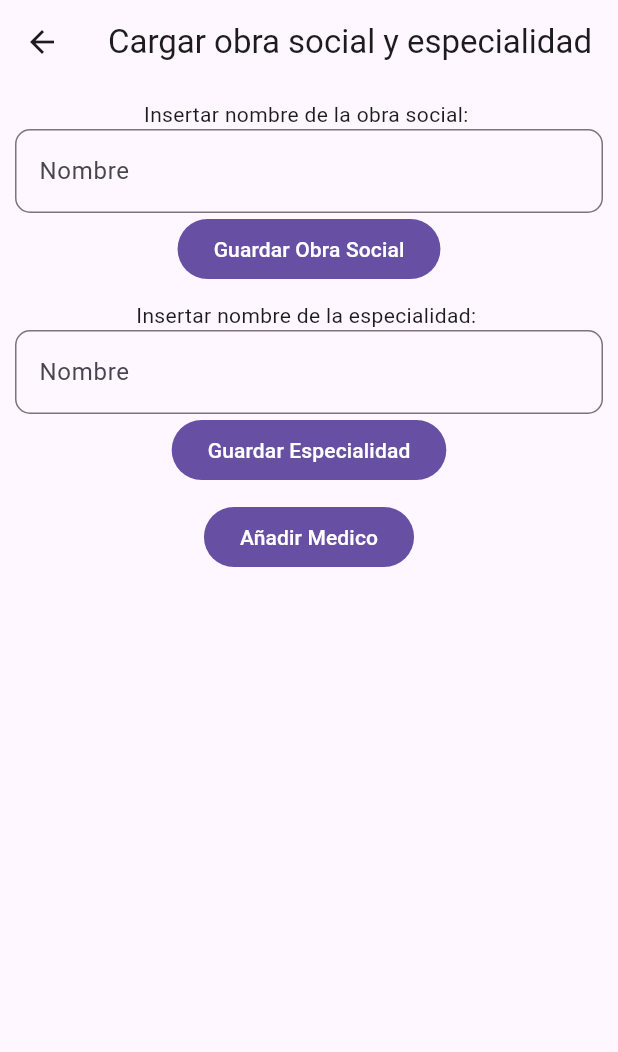
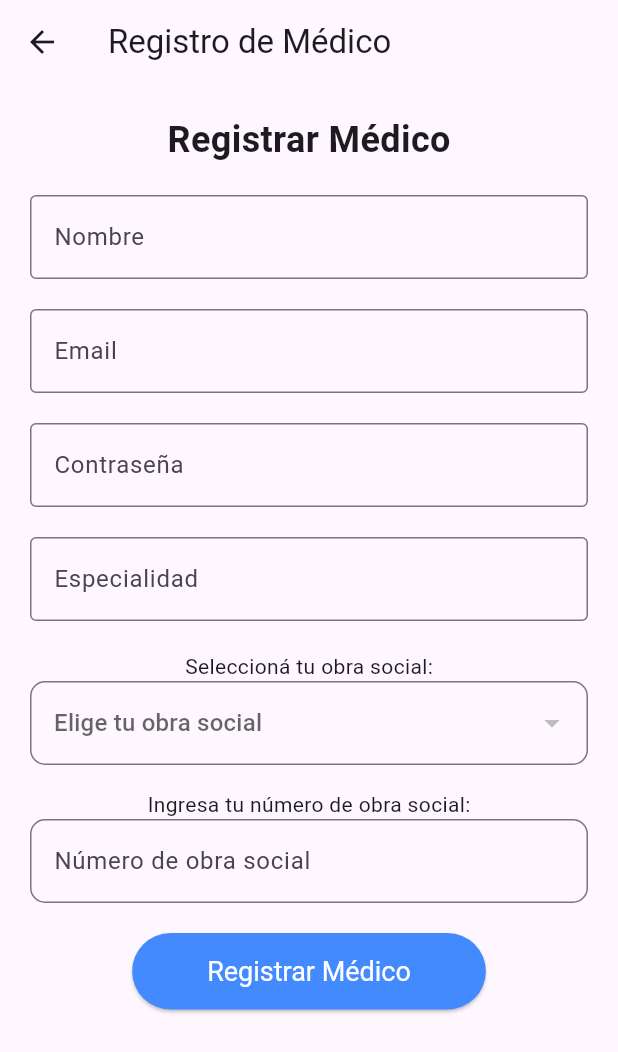
Before and after one commit to Sixela33/AutoGuard, a Flutter app: the _AdminScreen screen opened directly, after a tap on "Añadir Medico", on a phone screen of 412 x 824 dp. Shown: the top 1052 px of the screen. Run offline on Flutter 3.47's test engine with Material 3 defaults, Android fonts, the phone set to English and light mode, and no system bars; our stand-ins replace cloud_firestore, firebase_auth, firebase_core, flutter_dotenv, flutter_riverpod, go_router; missing offline and left inert: dart_openai; accounts and stored records are empty.

Commit message:
Agregar pantalla de registro de medico

```diff
--- a/lib/core/appRouter.dart
+++ b/lib/core/appRouter.dart
@@ -6,6 +6,7 @@ import 'package:autoguard/presentation/screens/HomeScreen.dart';
 import 'package:autoguard/presentation/screens/LoginScreen.dart';
 import 'package:autoguard/presentation/screens/RegistrationScreen.dart';
 import 'package:autoguard/presentation/screens/WelcomeScreen.dart';
+import 'package:autoguard/presentation/screens/RegistrarMedico.dart';
 import 'package:go_router/go_router.dart';
 
 final appRouter = GoRouter(
@@ -60,6 +61,10 @@ final appRouter = GoRouter(
           path: 'asociarObraSocial',
           builder: (context, state) => AgregarObraSocial(),
         ),
+        GoRoute(
+          path: 'registrarMedico',
+          builder: (context, state) => RegistroMedicoScreen(),
+        ),
       ],
     ),
   ],
--- a/lib/core/menu/menu_items.dart
+++ b/lib/core/menu/menu_items.dart
@@ -46,4 +46,10 @@ const List<MenuItem> menuItems = [
     icon: Icons.home,
     link: "/home"
     ),
+  MenuItem(
+    title: "Registrar medico",
+    subtitle: "Registrar medico",
+    icon: Icons.home,
+    link: "/registrarMedico"
+    ),
 ];
--- a/lib/presentation/entities/Firebase.dart
+++ b/lib/presentation/entities/Firebase.dart
@@ -25,6 +25,26 @@ class Database {
       await _firestore.collection('users').doc(userId).set({
         'id': userId,
         'email': email,
+      });
+
+      await _auth.signInWithEmailAndPassword(email: email, password: password);
+    } catch (e) {
+      print('Error en registro: $e');
+      throw e;
+    }
+  }
+
+Future<void> registerWithEmailAndPasswordDoctor(String email, String password, String nombre, String capacidad) async {
+    try {
+      UserCredential userCredential = await _auth.createUserWithEmailAndPassword(email: email, password: password);
+
+      String userId = userCredential.user!.uid;
+
+      await _firestore.collection('users').doc(userId).set({
+        'id': userId,
+        'email': email,
+        'nombre': nombre,
+        'capacidad': capacidad,
       });
 
       await _auth.signInWithEmailAndPassword(email: email, password: password);
--- a/lib/presentation/screens/AdminScreen.dart
+++ b/lib/presentation/screens/AdminScreen.dart
@@ -3,6 +3,7 @@ import 'package:autoguard/presentation/entities/ResponseObject.dart';
 import 'package:autoguard/presentation/providers/dbProvider.dart';
 import 'package:flutter/material.dart';
 import 'package:flutter_riverpod/flutter_riverpod.dart';
+import 'package:autoguard/presentation/screens/RegistrarMedico.dart';
 
 class AdminScreen extends StatelessWidget {
   static String name = 'Agregar obra social';
@@ -74,7 +75,17 @@ class _AdminScreen extends ConsumerWidget {
             ),
             const SizedBox(height: 10),
             FilledButton(
-              onPressed: () {},
+
+              onPressed: () {
+                Navigator.push(
+                  context,
+                  MaterialPageRoute(
+                    builder: (context) {
+                      return RegistroMedicoScreen();
+                     },
+                   ),
+                 );
+              },
               child: Text('Añadir Medico'))
           ],
         ),
--- /dev/null
+++ b/lib/presentation/screens/RegistrarMedico.dart
@@ -0,0 +1,184 @@
+import 'package:autoguard/presentation/entities/ObraSocial.dart';
+import 'package:autoguard/presentation/providers/dbProvider.dart';
+import 'package:flutter/material.dart';
+import 'package:flutter_riverpod/flutter_riverpod.dart';
+
+final obraSocialProvider = FutureProvider<List<ObraSocial>>((ref) {
+  return ref.read(databaseNotifierProvider).getObrasSociales();
+});
+
+final obraSocialSeleccionadaProvider = StateProvider<ObraSocial?>((ref) => null);
+
+class RegistroMedicoScreen extends StatelessWidget {
+  static String name = "Registrar médico";
+
+  @override
+  Widget build(BuildContext context) {
+    return const _RegistroMedicoScreen();
+  }
+}
+
+class _RegistroMedicoScreen extends ConsumerStatefulWidget {
+  const _RegistroMedicoScreen({super.key});
+
+  @override
+  _RegistroMedicoScreenState createState() => _RegistroMedicoScreenState();
+}
+
+class _RegistroMedicoScreenState extends ConsumerState<_RegistroMedicoScreen> {
+  final TextEditingController controllerNombre = TextEditingController();
+  final TextEditingController controllerEmail = TextEditingController();
+  final TextEditingController controllerPassword = TextEditingController();
+  final TextEditingController controllerEspecialidad = TextEditingController();
+  final TextEditingController numeroObraSocialController = TextEditingController();
+
+  @override
+  void dispose() {
+    controllerNombre.dispose();
+    controllerEmail.dispose();
+    controllerPassword.dispose();
+    controllerEspecialidad.dispose();
+    numeroObraSocialController.dispose();
+    super.dispose();
+  }
+
+  @override
+  void initState() {
+    super.initState();
+    // Refresh the provider when the widget is first created
+    WidgetsBinding.instance.addPostFrameCallback((_) {
+      ref.refresh(obraSocialProvider);
+    });
+  }
+
+  @override
+  Widget build(BuildContext context) {
+    final obrasSocialesAsync = ref.watch(obraSocialProvider);
+    final obraSocialSeleccionada = ref.watch(obraSocialSeleccionadaProvider);
+
+    return Scaffold(
+      appBar: AppBar(
+        title: const Text('Registro de Médico'),
+      ),
+      body: obrasSocialesAsync.when(
+        error: (error, stackTrace) {
+          return Center(child: Text('Error: $error'));
+        },
+        loading: () {
+          return const Center(child: CircularProgressIndicator());
+        },
+        data: (obrasSociales) {
+          return Padding(
+            padding: const EdgeInsets.all(20.0),
+            child: SingleChildScrollView(
+              child: Column(
+                mainAxisAlignment: MainAxisAlignment.center,
+                children: [
+                  const Text(
+                    'Registrar Médico',
+                    style: TextStyle(
+                      fontSize: 24,
+                      fontWeight: FontWeight.bold,
+                    ),
+                  ),
+                  const SizedBox(height: 20),
+                  TextFormField(
+                    controller: controllerNombre,
+                    decoration: const InputDecoration(
+                      labelText: 'Nombre',
+                      border: OutlineInputBorder(),
+                    ),
+                  ),
+                  const SizedBox(height: 20),
+                  TextFormField(
+                    controller: controllerEmail,
+                    decoration: const InputDecoration(
+                      labelText: 'Email',
+                      border: OutlineInputBorder(),
+                    ),
+                  ),
+                  const SizedBox(height: 20),
+                  TextFormField(
+                    controller: controllerPassword,
+                    decoration: const InputDecoration(
+                      labelText: 'Contraseña',
+                      border: OutlineInputBorder(),
+                    ),
+                    obscureText: true,
+                  ),
+                  const SizedBox(height: 20),
+                  TextFormField(
+                    controller: controllerEspecialidad,
+                    decoration: const InputDecoration(
+                      labelText: 'Especialidad',
+                      border: OutlineInputBorder(),
+                    ),
+                  ),
+                  const SizedBox(height: 20),
+                  const Text("Seleccioná tu obra social:"),
+                  DropdownButtonFormField<ObraSocial>(
+                    decoration: const InputDecoration(
+                      border: OutlineInputBorder(
+                        borderRadius: BorderRadius.all(Radius.circular(10)),
+                      ),
+                    ),
+                    hint: const Text("Elige tu obra social"),
+                    value: obrasSociales.contains(obraSocialSeleccionada) ? obraSocialSeleccionada : null,
+                    onChanged: (ObraSocial? newValue) {
+                      ref.read(obraSocialSeleccionadaProvider.notifier).state = newValue;
+                    },
+                    items: obrasSociales.map((ObraSocial value) {
+                      return DropdownMenuItem<ObraSocial>(
+                        value: value,
+                        child: Text(value.nombre),
+                      );
+                    }).toList(),
+                  ),
+                  const SizedBox(height: 16.0),
+                  const Text("Ingresa tu número de obra social:"),
+                  TextField(
+                    controller: numeroObraSocialController,
+                    decoration: const InputDecoration(
+                      hintText: 'Número de obra social',
+                      border: OutlineInputBorder(
+                        borderRadius: BorderRadius.all(Radius.circular(10)),
+                      ),
+                    ),
+                  ),
+                  const SizedBox(height: 20),
+                  ElevatedButton(
+                    onPressed: () async {
+                      try {
+                        await ref.read(databaseNotifierProvider).registerWithEmailAndPasswordDoctor(
+                          controllerEmail.text,
+                          controllerPassword.text,
+                          controllerNombre.text,
+                          controllerEspecialidad.text,
+                        );
+                        ScaffoldMessenger.of(context).showSnackBar(
+                          const SnackBar(content: Text('¡Registro de médico exitoso!')),
+                        );
+                        Navigator.pop(context);
+                      } catch (e) {
+                        ScaffoldMessenger.of(context).showSnackBar(
+                          SnackBar(content: Text('Error en el registro: $e')),
+                        );
+                      }
+                    },
+                    child: const Text('Registrar Médico'),
+                    style: ElevatedButton.styleFrom(
+                      foregroundColor: Colors.white,
+                      backgroundColor: Colors.blueAccent,
+                      padding: const EdgeInsets.symmetric(horizontal: 50, vertical: 15),
+                      textStyle: const TextStyle(fontSize: 18),
+                    ),
+                  ),
+                ],
+              ),
+            ),
+          );
+        },
+      ),
+    );
+  }
+}
```
